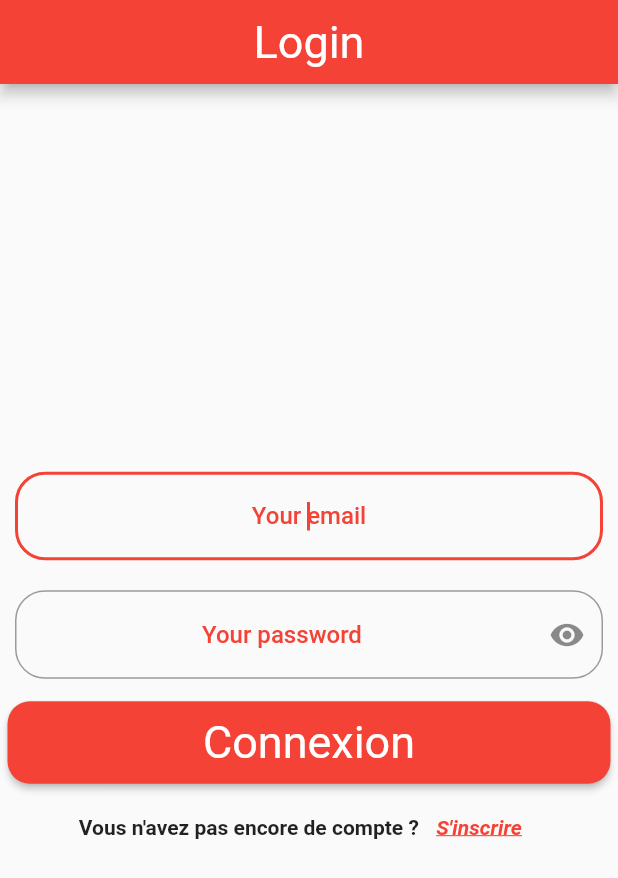
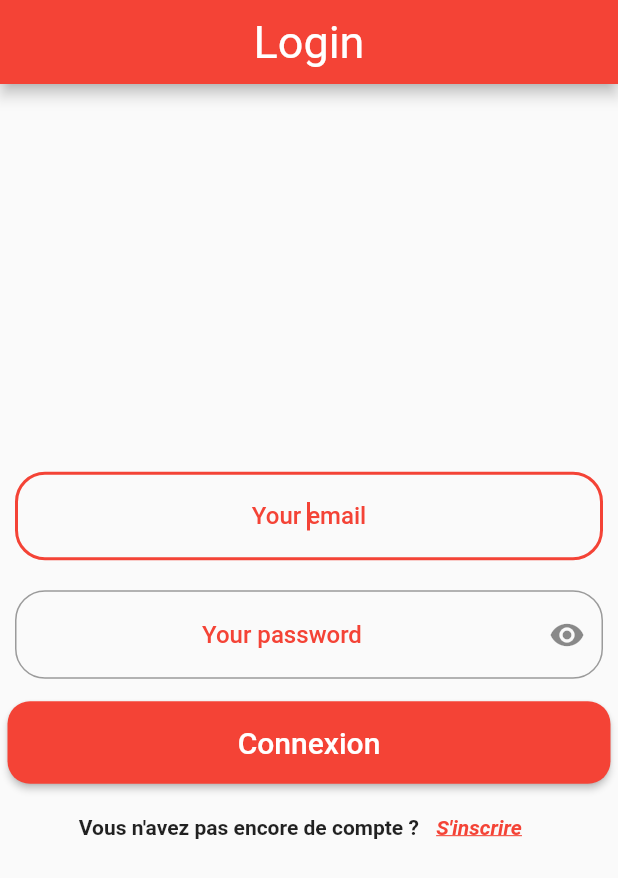
Before and after one commit to mamadou99sene/Flutter_App_ClientRv, a Flutter app: the screen it shows after launch, on a phone screen of 412 x 824 dp. Shown: the top 878 px of the screen. Run offline on Flutter 3.47's test engine with Material 2 defaults, Android fonts, the phone set to English and light mode, and no system bars; our stand-ins replace flutter_spinkit; missing offline and left inert: dart:ffi.

Commit message:
retouche de la mise en forme pour la page de connexion

```diff
--- a/lib/pages/LoginPage.dart
+++ b/lib/pages/LoginPage.dart
@@ -119,9 +119,9 @@ class loginPage extends StatelessWidget {
                   child: const Text(
                     "Connexion",
                     style: TextStyle(
-                        fontSize: 30,
+                        fontSize: 20,
                         fontStyle: FontStyle.normal,
-                        fontWeight: FontWeight.normal),
+                        fontWeight: FontWeight.w500),
                   )),
             ),
           ),
@@ -134,6 +134,7 @@ class loginPage extends StatelessWidget {
               ),
               TextButton(
                   onPressed: () {
+                    Navigator.pop(context);
                     Navigator.push(
                         context,
                         MaterialPageRoute(
```
